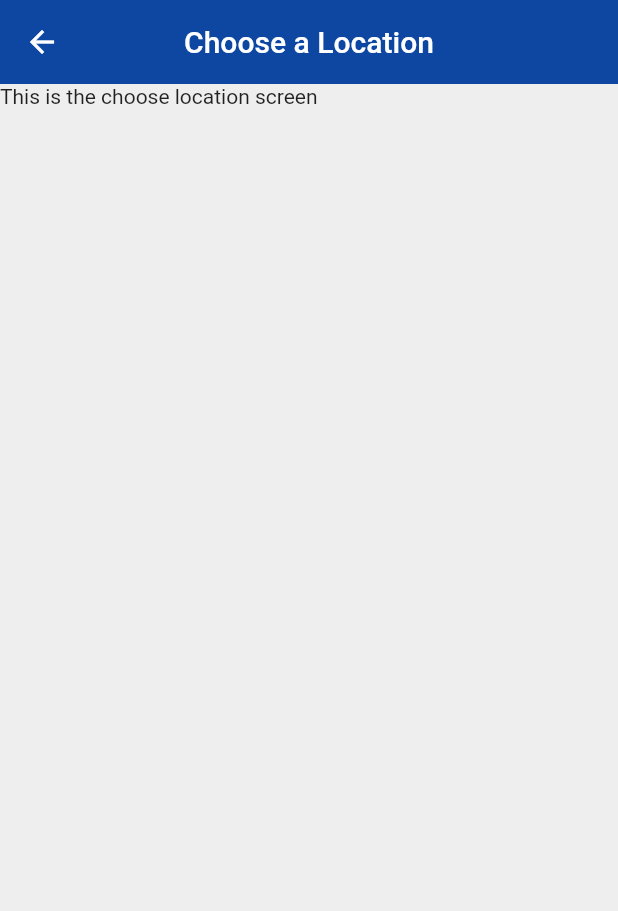
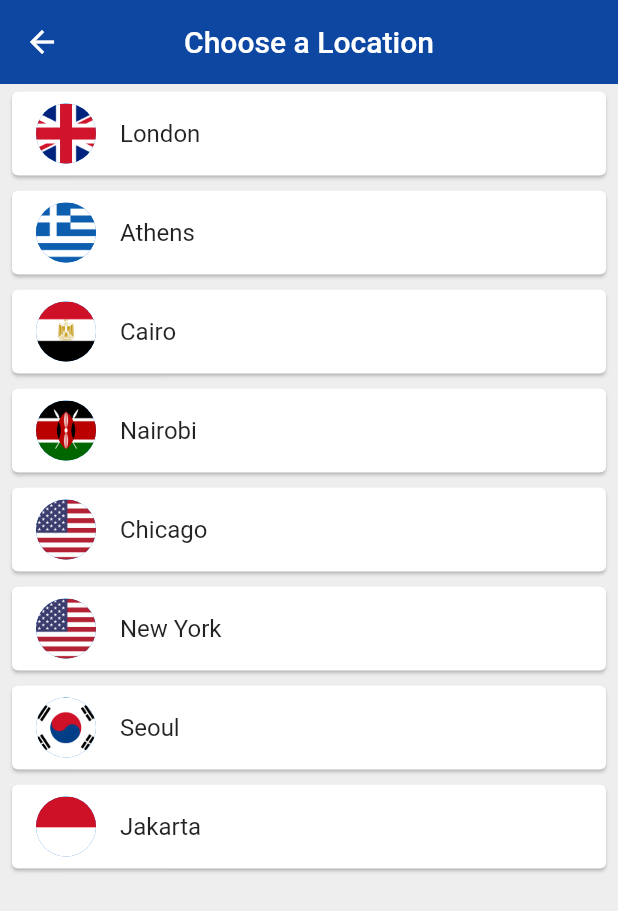
Before and after one commit to rai8/flutter-basics, a Flutter app: the ChooseLocation screen opened by its route, on a phone screen of 412 x 824 dp. Shown: the top 911 px of the screen. Run offline on Flutter 3.47's test engine with Material 2 defaults, Android fonts, the phone set to English and light mode, and no system bars; our stand-ins replace flutter_spinkit; network calls fail.

Commit message:
using list view builder

```diff
--- a/lib/pages/choose_location.dart
+++ b/lib/pages/choose_location.dart
@@ -1,4 +1,5 @@
 import 'package:flutter/material.dart';
+import 'package:appulda/services/world_time.dart';
 
 class ChooseLocation extends StatefulWidget {
   @override
@@ -6,7 +7,17 @@ class ChooseLocation extends StatefulWidget {
 }
 
 class _ChooseLocationState extends State<ChooseLocation> {
-
+  //list of location countries to choose from
+  List<WorldTime> locations = [
+    WorldTime(url: 'Europe/London', location: 'London', flag: 'uk.png'),
+    WorldTime(url: 'Europe/Berlin', location: 'Athens', flag: 'greece.png'),
+    WorldTime(url: 'Africa/Cairo', location: 'Cairo', flag: 'egypt.png'),
+    WorldTime(url: 'Africa/Nairobi', location: 'Nairobi', flag: 'kenya.png'),
+    WorldTime(url: 'America/Chicago', location: 'Chicago', flag: 'usa.png'),
+    WorldTime(url: 'America/New_York', location: 'New York', flag: 'usa.png'),
+    WorldTime(url: 'Asia/Seoul', location: 'Seoul', flag: 'south_korea.png'),
+    WorldTime(url: 'Asia/Jakarta', location: 'Jakarta', flag: 'indonesia.png'),
+  ];
 
   @override
   Widget build(BuildContext context) {
@@ -18,7 +29,22 @@ class _ChooseLocationState extends State<ChooseLocation> {
         centerTitle: true,
         elevation: 0.0,
       ),
-      body: Text('This is the choose location screen'),
+      body: ListView.builder(
+          itemCount: locations.length,
+          itemBuilder: (context, index) {
+            return Padding(
+              padding: const EdgeInsets.symmetric(vertical: 1.0, horizontal: 4.0),
+              child: Card(
+                child: ListTile(
+                  onTap: null,
+                  title: Text(locations[index].location),
+                  leading: CircleAvatar(
+                    backgroundImage: AssetImage('assets/${locations[index].flag}'),
+                  ),
+                ),
+              ),
+            );
+          }),
     );
   }
 }
```
Also changed, not shown: assets/day.png, assets/egypt.png (added), assets/germany.png (added), assets/greece.png (added), assets/indonesia.png (added), assets/kenya.png (added), assets/night.png, assets/south_korea.png (added), assets/uk.png (added), assets/usa.png (added).
